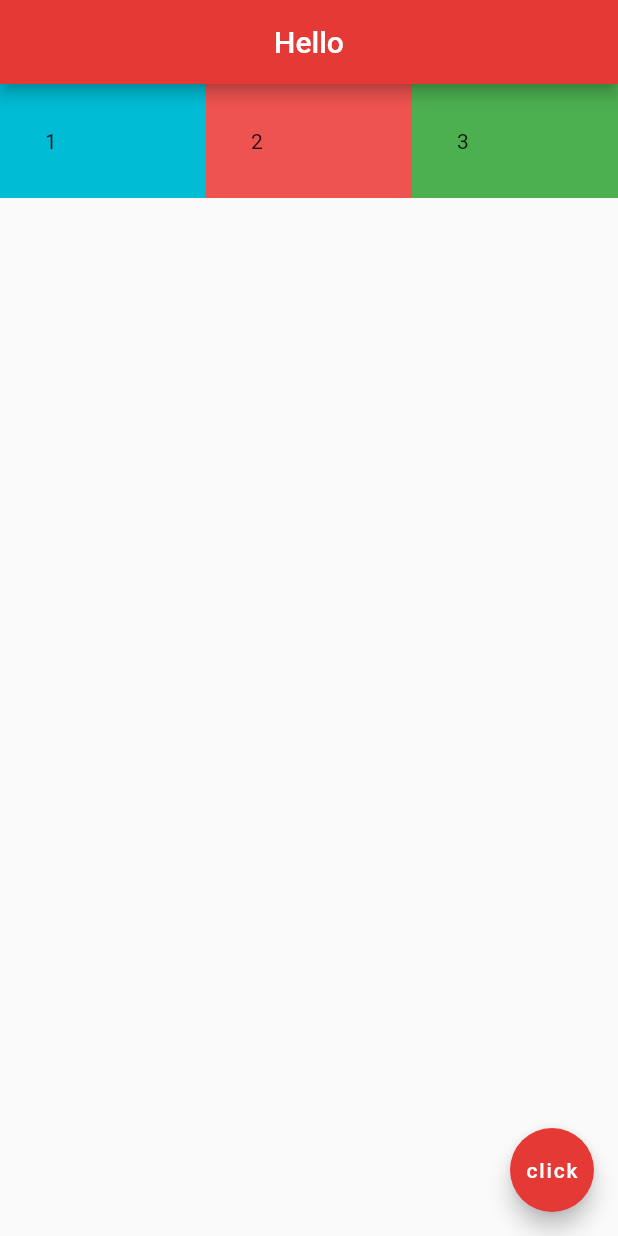
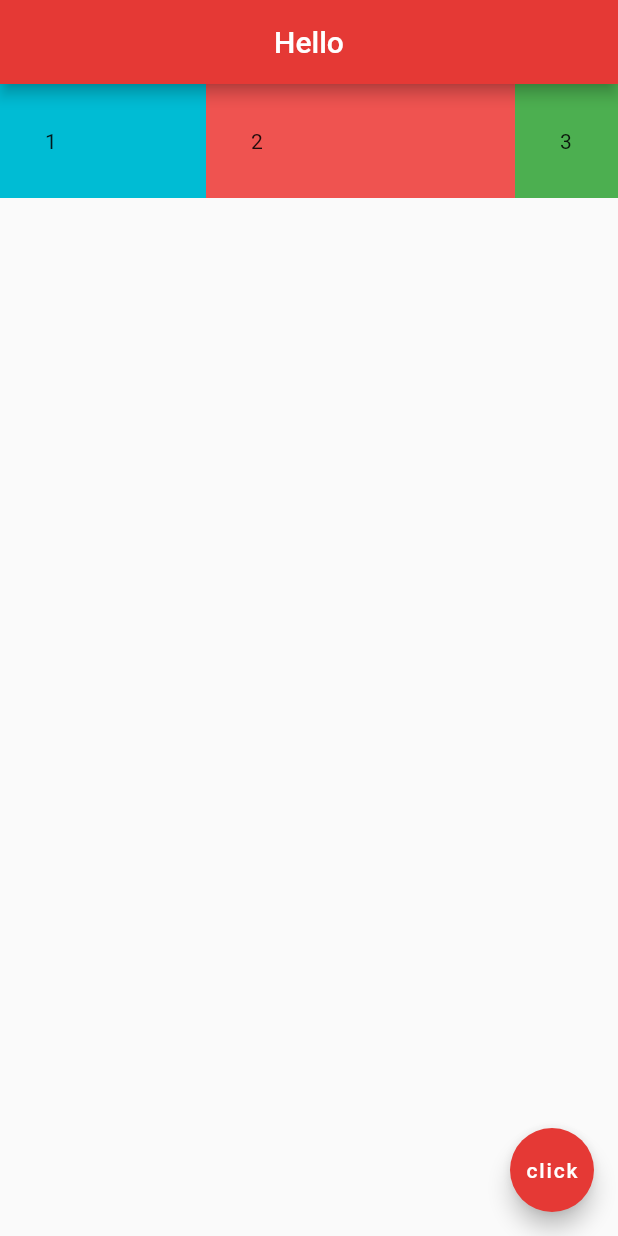
Before and after one commit to Noob-Dev-Official/flutter-tutorial, a Flutter app: the screen it shows after launch, on a phone screen of 412 x 824 dp. Run offline on Flutter 3.47's test engine with Material 2 defaults, Android fonts, the phone set to English and light mode, and no system bars.

Commit message:
implemented flex property for Expanded widget

```diff
--- a/lib/main.dart
+++ b/lib/main.dart
@@ -20,6 +20,7 @@ class Home extends StatelessWidget {
       body: Row(
         children: [
           Expanded(
+            flex: 2,
             child: Container(
               padding: EdgeInsets.all(30),
               color: Colors.cyan,
@@ -27,6 +28,7 @@ class Home extends StatelessWidget {
             ),
           ),
           Expanded(
+            flex: 3,
             child: Container(
               padding: EdgeInsets.all(30),
               color: Colors.red[400],
@@ -34,6 +36,7 @@ class Home extends StatelessWidget {
             ),
           ),
           Expanded(
+            flex: 1,
             child: Container(
               padding: EdgeInsets.all(30),
               color: Colors.green,
```
